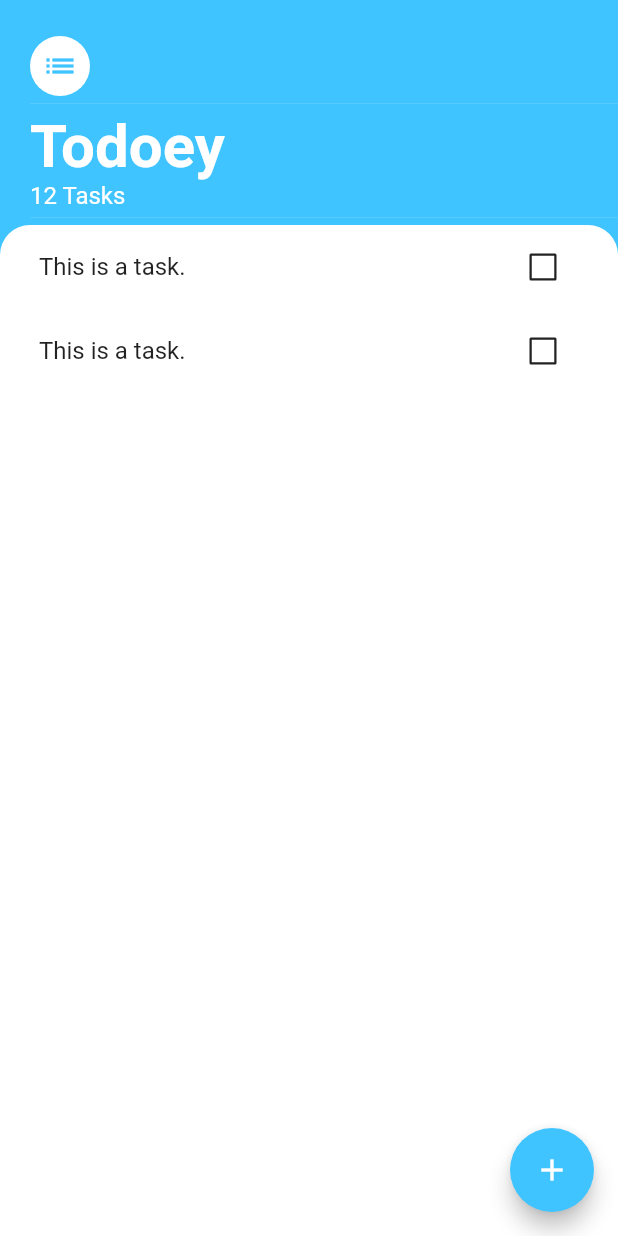
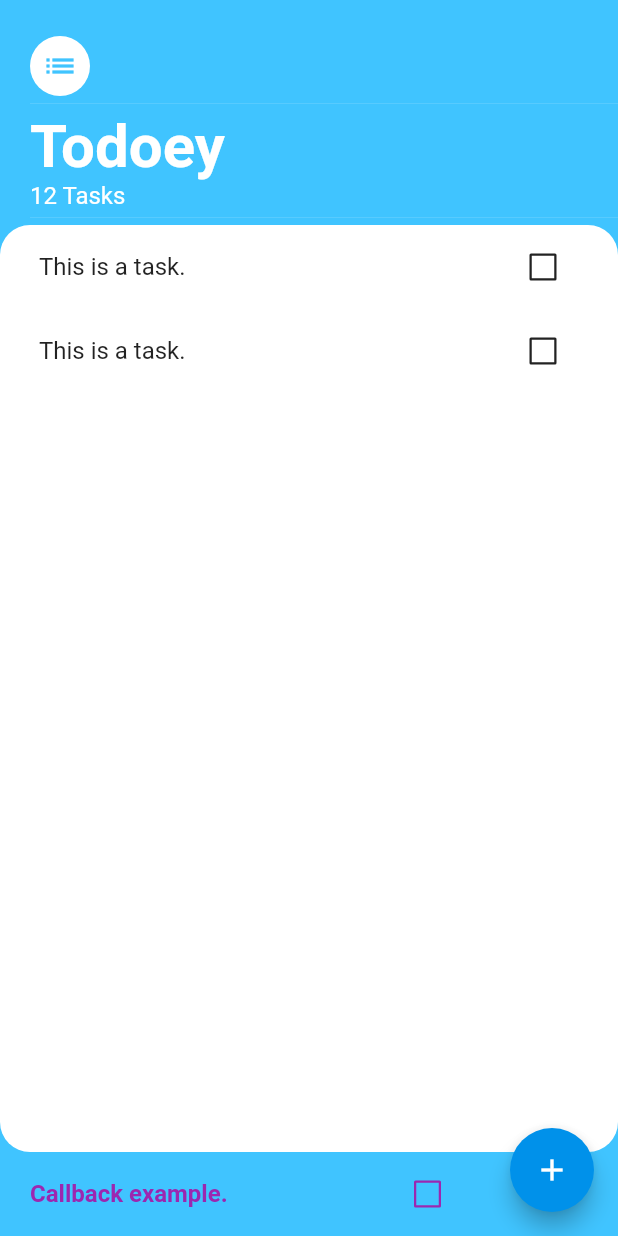
Before and after one commit to mercz85/x01_flutter_basics, a Flutter app: the TasksScreen screen opened directly, on a phone screen of 412 x 824 dp. Run offline on Flutter 3.47's test engine with Material 2 defaults, Android fonts, the phone set to English and light mode, and no system bars; our stand-ins replace animated_text_kit, audioplayers, cloud_firestore, firebase_auth, firebase_core, flutter_spinkit and 6 more; missing offline and left inert: dart:ffi; accounts and stored records are empty; generated files the repository leaves out were written again.

Commit message:
[CallBack Function]

```diff
--- /dev/null
+++ b/lib/pages/Page3/to_do/components/task_tile_callback_example.dart
@@ -0,0 +1,64 @@
+import 'package:flutter/material.dart';
+
+class TaskTileCallbackExample extends StatefulWidget {
+  const TaskTileCallbackExample({
+    Key? key,
+  }) : super(key: key);
+
+  @override
+  State<TaskTileCallbackExample> createState() =>
+      _TaskTileCallbackExampleState();
+}
+
+class _TaskTileCallbackExampleState extends State<TaskTileCallbackExample> {
+  bool isChecked = false;
+
+  @override
+  Widget build(BuildContext context) {
+    return ListTile(
+      contentPadding: EdgeInsets.only(
+        left: 20,
+        //[MediaQuery]
+        right: MediaQuery.of(context).size.width / 4,
+      ),
+      textColor: Colors.black87,
+      title: Text(
+        'Callback example.',
+        style: TextStyle(
+            color: Colors.purple,
+            fontWeight: FontWeight.bold,
+            decoration: isChecked ? TextDecoration.lineThrough : null),
+      ),
+      trailing: TaskCheckBox(
+        checkBoxState: isChecked,
+        //[CallBack Function] to setState down the tree
+        toggleCheckBoxState: (bool? newValue) {
+          setState(() {
+            isChecked = newValue!;
+          });
+        },
+      ),
+    );
+  }
+}
+
+class TaskCheckBox extends StatelessWidget {
+  final bool checkBoxState;
+  final Function(bool?) toggleCheckBoxState; //[CallBack Function]
+
+  TaskCheckBox(
+      {required this.checkBoxState, required this.toggleCheckBoxState});
+
+  @override
+  Widget build(BuildContext context) {
+    return Checkbox(
+      side: const BorderSide(
+        color: Colors.purple,
+        width: 1.5,
+      ),
+      value: checkBoxState,
+      onChanged: toggleCheckBoxState,
+      activeColor: Colors.purple,
+    );
+  }
+}
--- /dev/null
+++ b/lib/pages/Page3/to_do/models/task.dart
@@ -0,0 +1,10 @@
+class Task {
+  final String name;
+  bool isDone;
+
+  Task({required this.name, this.isDone = false});
+
+  void toggleDone() {
+    isDone = !isDone;
+  }
+}
--- a/lib/pages/Page3/to_do/tasks_screen.dart
+++ b/lib/pages/Page3/to_do/tasks_screen.dart
@@ -2,6 +2,7 @@ import 'package:flutter/material.dart';
 import 'package:x01_flutter_basics/pages/Page3/to_do/add_task_screen.dart';
 
 import 'components/task_list.dart';
+import 'components/task_tile_callback_example.dart';
 
 class TasksScreen extends StatelessWidget {
   TasksScreen({Key? key}) : super(key: key);
@@ -61,17 +62,16 @@ class TasksScreen extends StatelessWidget {
                 decoration: const BoxDecoration(
                     color: Colors.white,
                     shape: BoxShape.rectangle,
-                    borderRadius: BorderRadius.only(
-                        topLeft: Radius.circular(20),
-                        topRight: Radius.circular(20))),
+                    borderRadius: BorderRadius.all(Radius.circular(20))),
                 child: TasksList(),
               ),
             ),
+            const TaskTileCallbackExample(),
           ],
         ),
       ),
       floatingActionButton: FloatingActionButton(
-        backgroundColor: Colors.lightBlueAccent,
+        backgroundColor: Colors.lightBlueAccent.shade700,
         foregroundColor: Colors.white,
         child: const Icon(Icons.add),
         onPressed: () {
```
Also changed, not shown: 1 other file.
